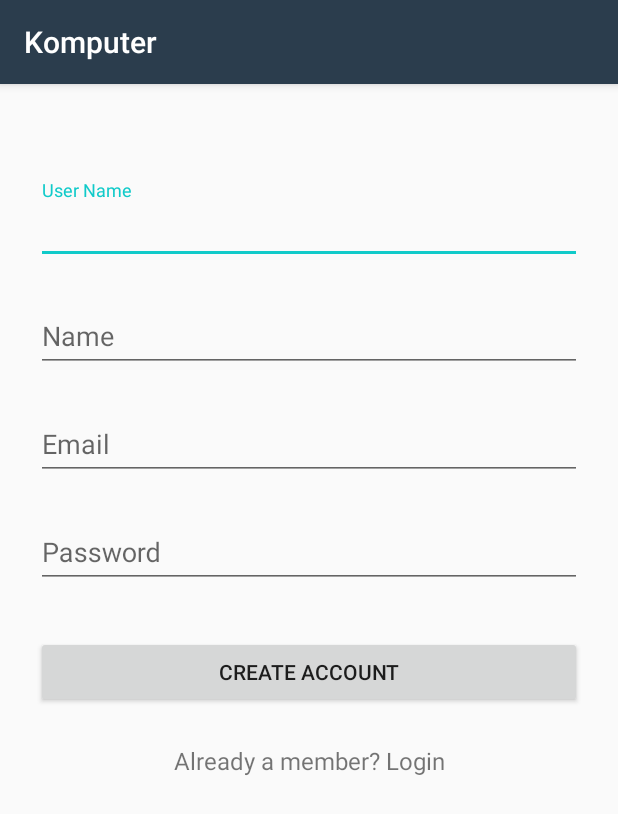
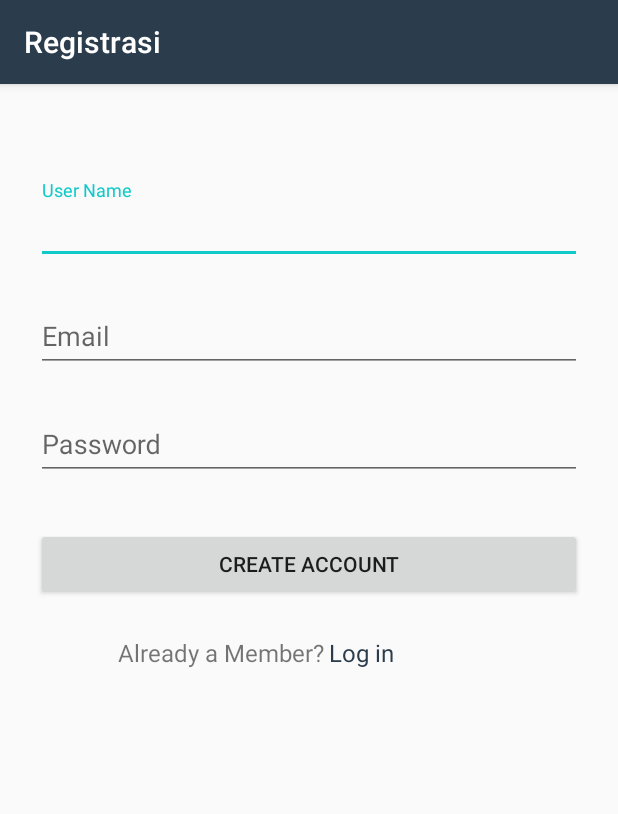
Before and after one commit to IrhamMaulani/Aplikasi-Komputer-Online, an Android app: the Register screen opened directly, with no data from a screen before it, on a phone screen of 412 x 824 dp. Shown: the top 814 px of the screen. Run offline under Robolectric (Android 15) with nearby library versions, the phone set to English and light mode, and no system bars.

Commit message:
Penambahan banyak fungsi,penggantian notifikasi dengan recycler view

```diff
--- a/app/src/main/AndroidManifest.xml
+++ b/app/src/main/AndroidManifest.xml
@@ -81,7 +81,10 @@
                 android:name="android.support.PARENT_ACTIVITY"
                 android:value="com.example.user.komputer.MainActivity" />
         </activity>
-        <activity android:name=".Register"></activity>
+        <activity android:name=".Register"
+            android:label="Registrasi">
+
+        </activity>
     </application>
 
 </manifest>
--- a/app/src/main/java/com/example/user/komputer/Network/ApiInterface.java
+++ b/app/src/main/java/com/example/user/komputer/Network/ApiInterface.java
@@ -46,11 +46,17 @@ public interface ApiInterface {
 
     @GET("/Kelompok13/pages/notification/viewpemberitahuan.php")
         // @GET("servicekomputer/pages/notification/viewService.php")
-    Call<List<Notifikasi>> getNotifikasi(@Query("Username") String userName);
+    Call<Riwayat> getNotifikasi(@Query("Username") String userName);
 
     @GET("/Kelompok13/pages/notification/viewRiwayat.php")
         // @GET("servicekomputer/pages/notification/viewService.php")
     Call<Riwayat> getRiwayat(@Query("Username") String userName);
 
+    @FormUrlEncoded
+    @POST("/Kelompok13/pages/user/registrasi.php")
+    Call<ProfilModel> registrasiUser(@Field("Username") String userName,
+                                   @Field("Password") String kataSandi,
+                                   @Field("Email") String email);
+
 
 }
--- a/app/src/main/java/com/example/user/komputer/Register.java
+++ b/app/src/main/java/com/example/user/komputer/Register.java
@@ -1,13 +1,97 @@
 package com.example.user.komputer;
 
+import android.app.ProgressDialog;
+import android.content.Intent;
 import android.support.v7.app.AppCompatActivity;
 import android.os.Bundle;
+import android.view.View;
+import android.widget.Button;
+import android.widget.EditText;
+import android.widget.Toast;
+
+import com.example.user.komputer.Model.ProfilModel;
+import com.example.user.komputer.Network.ApiInterface;
+
+import retrofit2.Call;
+import retrofit2.Callback;
+import retrofit2.Response;
+import retrofit2.Retrofit;
+import retrofit2.converter.gson.GsonConverterFactory;
 
 public class Register extends AppCompatActivity {
+    EditText inputUserNama;
+    //EditText inputNama;
+    EditText inputEmail;
+    EditText inputPassword;
+
 
     @Override
     protected void onCreate(Bundle savedInstanceState) {
         super.onCreate(savedInstanceState);
         setContentView(R.layout.activity_register);
+
+        inputUserNama = (EditText) findViewById(R.id.input_user_name);
+       // inputNama = (EditText) findViewById(R.id.input_name);
+        inputEmail = (EditText) findViewById(R.id.input_email);
+        inputPassword = (EditText) findViewById(R.id.input_password);
+
+
+        final Button registerUser = (Button) findViewById(R.id.btn_signup);
+
+        registerUser.setOnClickListener(new View.OnClickListener() {
+            @Override
+            public void onClick(View view) {
+                registerUser();
+            }
+        });
+
+
+
     }
+
+    public void registerUser(){
+
+        Retrofit.Builder builder = new Retrofit.Builder()
+                .baseUrl("http://pemrograman-web.ti.ulm.ac.id/")
+                .addConverterFactory(GsonConverterFactory.create());
+
+        Retrofit retrofit = builder.build();
+        ApiInterface client = retrofit.create(ApiInterface.class);
+        Call<ProfilModel> call = client.registrasiUser(inputUserNama.getText().toString(), inputPassword.getText().toString(), inputEmail.getText().toString());
+
+        call.enqueue(new Callback<ProfilModel>() {
+            @Override
+            public void onResponse(Call<ProfilModel> call, Response<ProfilModel> response) {
+
+                final ProgressDialog progressDialog = new ProgressDialog(Register.this);
+                progressDialog.setIndeterminate(true);
+                progressDialog.setMessage("Authenticating...");
+                progressDialog.show();
+                Toast.makeText(Register.this, "Anda berhasil mendaftar " + response.body().getResponseServer(), Toast.LENGTH_SHORT).show();
+                // Log.v("cek sasja","isi dari konsumen" +response.body().getResponseServer() );
+                //
+                Intent myIntent = new Intent(Register.this, login.class);
+                Register.this.startActivity(myIntent);
+                finish();
+
+
+            }
+
+            @Override
+            public void onFailure(Call<ProfilModel> call, Throwable t) {
+
+                Toast.makeText(Register.this, "Isikan Data anda Dengan Benar", Toast.LENGTH_SHORT).show();
+
+            }
+        });
+    }
+
+    public void keLogin(View view ){
+        Intent registerIntent = new Intent(Register.this, login.class);
+
+        // Start the new activity
+        startActivity(registerIntent);
+    }
+
+
 }
--- a/app/src/main/java/com/example/user/komputer/login.java
+++ b/app/src/main/java/com/example/user/komputer/login.java
@@ -99,7 +99,7 @@ public class login extends AppCompatActivity {
                     @Override
                     public void onFailure(Call<ProfilModel> call, Throwable t) {
 
-                        Toast.makeText(login.this, "Gagal memasukkan Data :(" , Toast.LENGTH_SHORT).show();
+                        Toast.makeText(login.this, "Isikan Data Anda dengan Benar" , Toast.LENGTH_SHORT).show();
                         Log.v("Coba","isi dari konsumen" +inputPassword.getText().toString() );
                     }
                 });
@@ -129,4 +129,6 @@ public class login extends AppCompatActivity {
         // Start the new activity
         startActivity(registerIntent);
     }
-}
+
+
+    }
--- /dev/null
+++ b/app/src/main/res/drawable/icon_batal_cross.xml
@@ -0,0 +1,5 @@
+<vector android:height="24dp" android:tint="#FFFFFF"
+    android:viewportHeight="24.0" android:viewportWidth="24.0"
+    android:width="24dp" xmlns:android="http://schemas.android.com/apk/res/android">
+    <path android:fillColor="#FF000000" android:pathData="M19,6.41L17.59,5 12,10.59 6.41,5 5,6.41 10.59,12 5,17.59 6.41,19 12,13.41 17.59,19 19,17.59 13.41,12z"/>
+</vector>
--- a/app/src/main/res/layout/activity_register.xml
+++ b/app/src/main/res/layout/activity_register.xml
@@ -27,7 +27,7 @@
         </android.support.design.widget.TextInputLayout>
 
         <!--  Name Label -->
-        <android.support.design.widget.TextInputLayout
+      <!--  <android.support.design.widget.TextInputLayout
             android:layout_width="match_parent"
             android:layout_height="wrap_content"
             android:layout_marginTop="8dp"
@@ -37,7 +37,7 @@
                 android:layout_height="wrap_content"
                 android:inputType="textCapWords"
                 android:hint="Name" />
-        </android.support.design.widget.TextInputLayout>
+        </android.support.design.widget.TextInputLayout>-->
 
         <!-- Email Label -->
         <android.support.design.widget.TextInputLayout
@@ -75,13 +75,32 @@
             android:padding="12dp"
             android:text="Create Account"/>
 
-        <TextView android:id="@+id/link_login"
-            android:layout_width="fill_parent"
+        <LinearLayout
+            android:layout_width="wrap_content"
             android:layout_height="wrap_content"
-            android:layout_marginBottom="24dp"
-            android:text="Already a member? Login"
-            android:gravity="center"
-            android:textSize="16dip"/>
+            android:orientation="horizontal"
+            android:layout_marginLeft="30dp">
+
+            <TextView
+                android:layout_width="fill_parent"
+                android:layout_height="wrap_content"
+                android:layout_marginBottom="24dp"
+                android:text="Already a Member? "
+                android:layout_marginLeft="24dp"
+                android:gravity="center"
+                android:textSize="16dip"/>
+
+            <TextView
+                android:layout_width="fill_parent"
+                android:layout_height="wrap_content"
+                android:layout_marginBottom="24dp"
+                android:textColor="@color/colorPrimary"
+                android:text="Log in"
+                android:gravity="center"
+                android:onClick="keLogin"
+                android:textSize="16dip"/>
+
+        </LinearLayout>
 
     </LinearLayout>
 </ScrollView>
--- a/app/src/main/res/layout/fragment_status.xml
+++ b/app/src/main/res/layout/fragment_status.xml
@@ -52,7 +52,7 @@
             <TextView
                 android:layout_width="wrap_content"
                 android:layout_height="wrap_content"
-                android:text="Estimation : 3 Days"
+                android:id="@+id/kerusakan_info"
                 android:layout_marginBottom="5dp"/>
 
             <TextView
```
Also changed, not shown: app/src/main/java/com/example/user/komputer/Adapter/NotifikasiRecyclerAdapter.java (added, +107 -0 lines), app/src/main/java/com/example/user/komputer/HalamanService.java (+24 -1 lines), app/src/main/java/com/example/user/komputer/RiwayatService.java (+26 -0 lines), app/src/main/java/com/example/user/komputer/StatusFragment.java (+42 -51 lines), app/src/main/res/layout/list_view.xml (+7 -1 lines).
